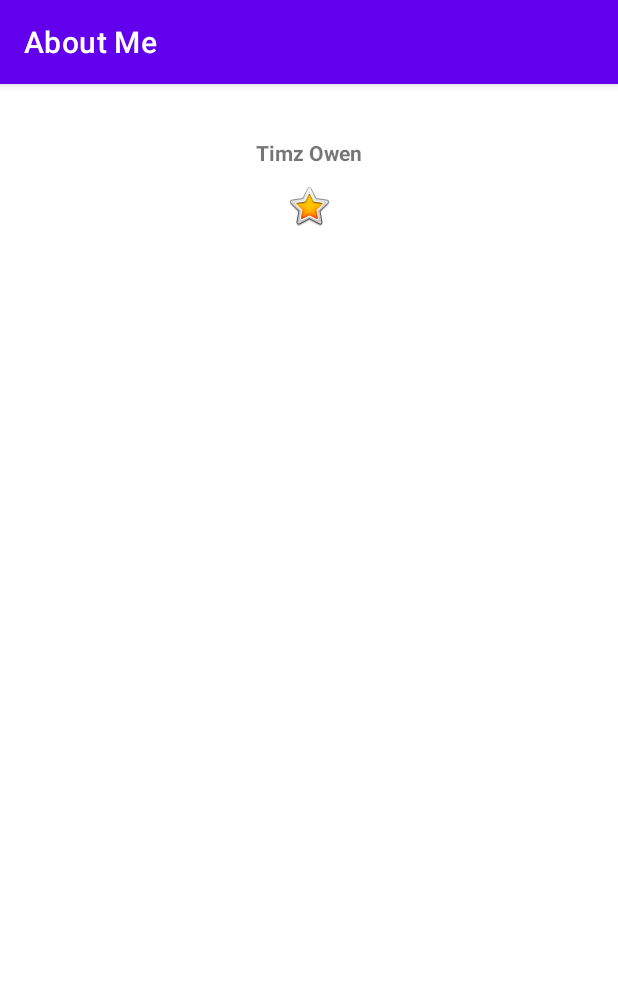
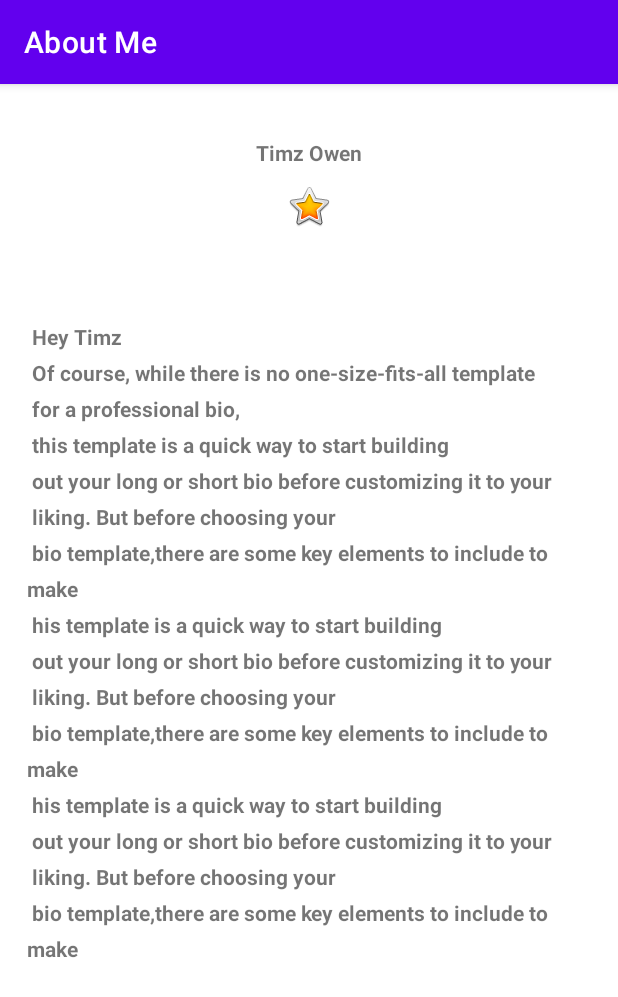
Before and after one commit to TimzOwen/Android-meetup, an Android app: the screen it shows after launch (MainActivity), on a phone screen of 412 x 824 dp. Shown: the top 997 px of the screen. Run offline under Robolectric (Android 15) with nearby library versions, the phone set to English and light mode, and no system bars.

Commit message:
updated the styling of new texts

```diff
--- a/AboutMe/app/src/main/res/layout/activity_main.xml
+++ b/AboutMe/app/src/main/res/layout/activity_main.xml
@@ -1,5 +1,6 @@
 <?xml version="1.0" encoding="utf-8"?>
-<androidx.appcompat.widget.LinearLayoutCompat xmlns:android="http://schemas.android.com/apk/res/android"
+<androidx.appcompat.widget.LinearLayoutCompat
+    xmlns:android="http://schemas.android.com/apk/res/android"
     xmlns:app="http://schemas.android.com/apk/res-auto"
     xmlns:tools="http://schemas.android.com/tools"
     android:layout_width="match_parent"
@@ -13,6 +14,7 @@
         style="@style/nameStyle"
         android:layout_width="match_parent"
         android:layout_height="wrap_content"
+        android:textAlignment="center"
         android:contentDescription="@string/yellow_star"
         android:text="@string/name" />
 
@@ -24,4 +26,18 @@
         app:srcCompat="@android:drawable/btn_star_big_on"
         android:contentDescription="@string/yellow_star" />
 
-</androidx.appcompat.widget.LinearLayoutCompat>
+    <ScrollView
+        android:id="@+id/bio_scroll"
+        android:layout_width="match_parent"
+        android:layout_height="match_parent"
+        android:layout_margin="18dp">
+
+        <TextView
+            android:layout_width="match_parent"
+            android:layout_height="wrap_content"
+            style="@style/nameStyle"
+            android:lineSpacingMultiplier="1.5"
+            android:text="@string/bio_desc"/>
+    </ScrollView>
+
+</androidx.appcompat.widget.LinearLayoutCompat >
--- a/AboutMe/app/src/main/res/values/strings.xml
+++ b/AboutMe/app/src/main/res/values/strings.xml
@@ -3,4 +3,30 @@
     <string name="name">Timz Owen</string>
     <string name="yello_star">Yellow Star</string>
     <string name="yellow_star">Yellow Star</string>
+
+    <string name="bio_desc">
+        \n Hey Timz
+
+        \n Of course, while there is no one-size-fits-all template
+        \n for a professional bio,
+        \n this template is a quick way to start building
+
+        \n out your long or short bio before customizing it to your
+        \n liking. But before choosing your
+        \n bio template,there are some key elements to include to make
+
+        \n his template is a quick way to start building
+
+        \n out your long or short bio before customizing it to your
+        \n liking. But before choosing your
+        \n bio template,there are some key elements to include to make
+
+        \n his template is a quick way to start building
+
+        \n out your long or short bio before customizing it to your
+        \n liking. But before choosing your
+        \n bio template,there are some key elements to include to make
+
+       </string>
+
 </resources>
--- a/AboutMe/app/src/main/res/values/styles.xml
+++ b/AboutMe/app/src/main/res/values/styles.xml
@@ -3,7 +3,6 @@
 
     <style name="nameStyle">
         <item name="android:paddingTop">18dp</item>
-        <item name="android:textAlignment">center</item>
         <item name="android:textColorLink">#000000</item>
         <item name="android:textStyle">bold</item>
     </style>
```
